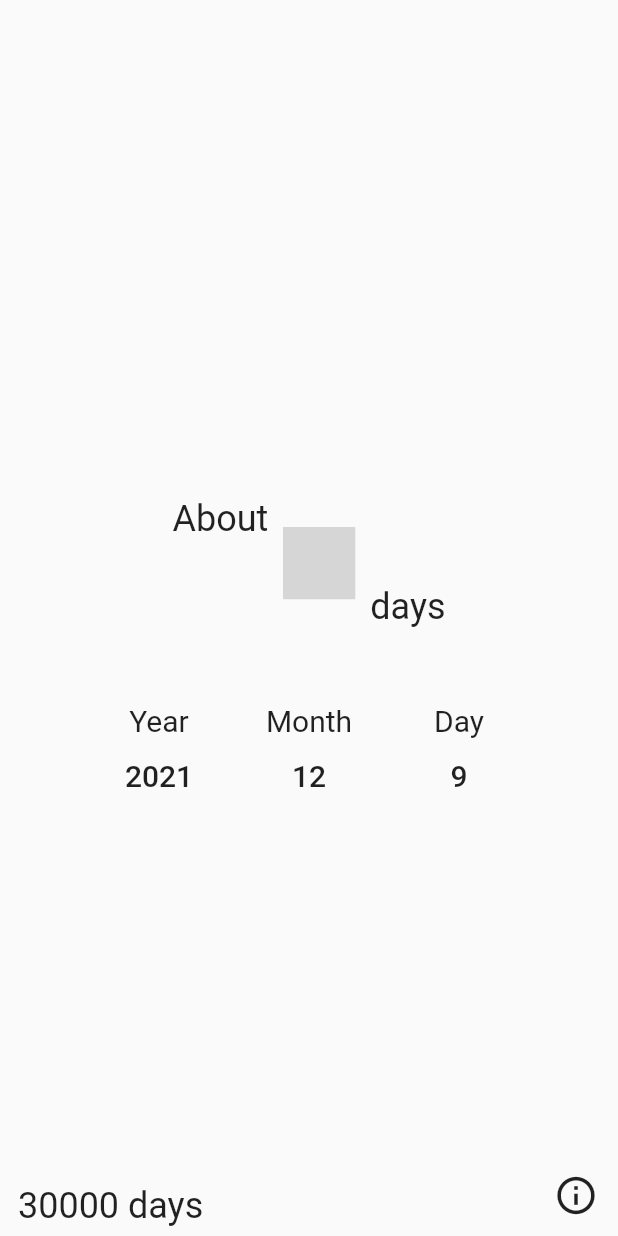
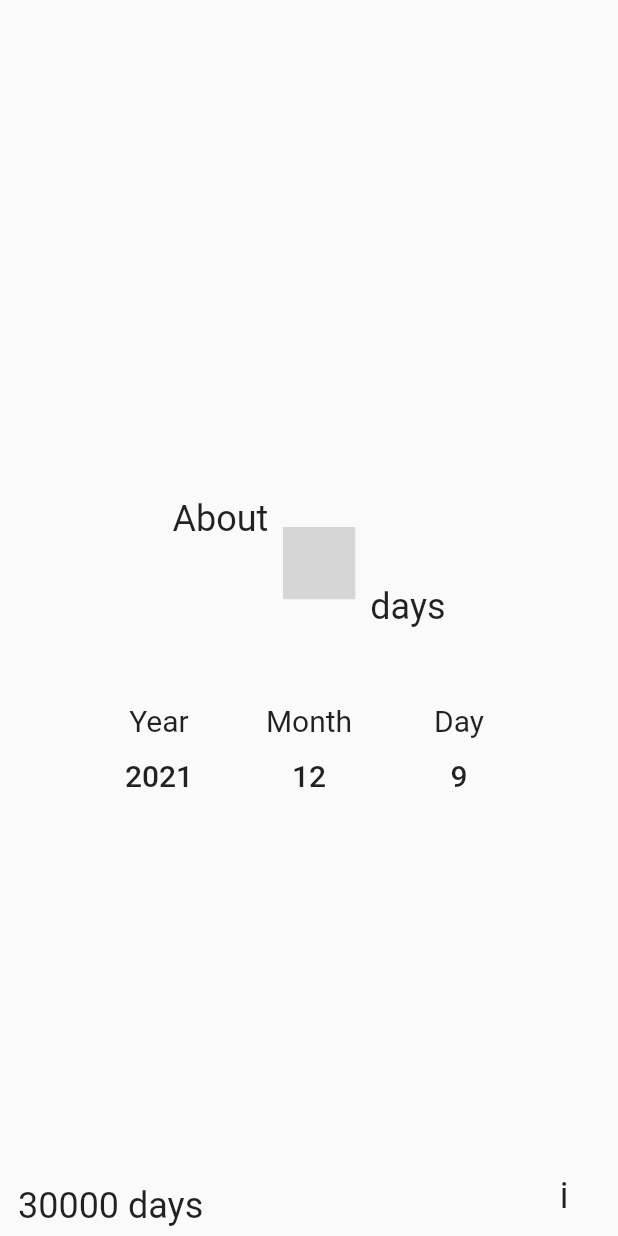
Before and after one commit to negu63/threethousand, a Flutter app: the screen it shows after launch, on a phone screen of 412 x 824 dp. Run offline on Flutter 3.47's test engine with Material 2 defaults, Android fonts, the phone set to English and light mode, and no system bars; drawn by our look-alikes of numberpicker; our stand-ins replace get; missing offline and left inert: sliding_number; Roboto replaces fonts that are missing (NotoSerifKR-Regular); grey boxes are pictures that could not be loaded.

Commit message:
feat: oss 버튼 변경

```diff
--- a/lib/modules/home/local_widgets/oss_button.dart
+++ b/lib/modules/home/local_widgets/oss_button.dart
@@ -6,14 +6,14 @@ class OssButton extends StatelessWidget {
 
   @override
   Widget build(BuildContext context) {
-    return IconButton(
-      icon: const Icon(
-        Icons.info_outline,
-        size: 30,
-      ),
+    return TextButton(
       onPressed: () {
         Get.toNamed('/oss');
       },
+      child: Text(
+        'i',
+        style: Theme.of(context).textTheme.headline5!,
+      ),
     );
   }
 }
```
